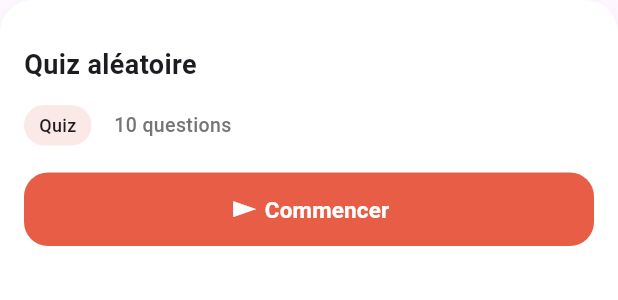
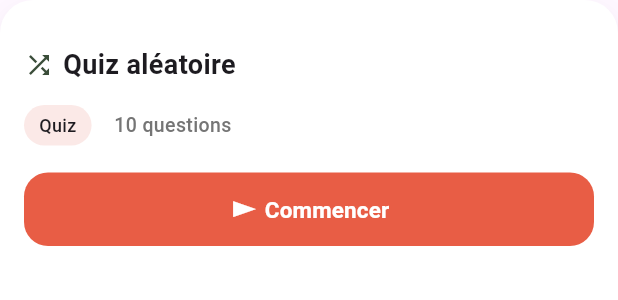
Before and after one commit to Morgane03/Flutter_Quiz, a Flutter app: the QuizThemeCard widget shown alone on an empty page, opened directly, on a phone screen of 412 x 824 dp. Shown: the top 300 px of the screen. Run offline on Flutter 3.47's test engine with Material 3 defaults, Android fonts, the phone set to English and light mode, and no system bars; our stand-ins replace flutter_dotenv, shared_preferences; accounts and stored records are empty; network calls fail.

Commit message:
Ajout icone theme quiz

```diff
--- /dev/null
+++ b/lib/helpers/theme_icon_helper.dart
@@ -0,0 +1,36 @@
+import 'package:flutter/material.dart';
+
+class ThemeIconHelper {
+  static IconData getIcon(String label) {
+    switch (label.toLowerCase()) {
+      case 'automobile':
+        return Icons.directions_car;
+
+      case 'culture g':
+        return Icons.public;
+
+      case 'film':
+        return Icons.movie;
+
+      case 'histoire':
+        return Icons.account_balance;
+
+      case 'informatique':
+        return Icons.computer;
+
+      case 'littérature':
+      case 'litterature':
+        return Icons.menu_book;
+
+      case 'manga':
+        return Icons.auto_stories;
+
+      case 'quiz aléatoire':
+      case 'quiz aleatoire':
+        return Icons.shuffle;
+
+      default:
+        return Icons.quiz;
+    }
+  }
+}
--- a/lib/widgets/quiz_theme_card.dart
+++ b/lib/widgets/quiz_theme_card.dart
@@ -1,6 +1,7 @@
 import 'package:flutter/material.dart';
 import '../models/quiz_theme.dart';
 import '../assets/const/color.dart';
+import '../helpers/theme_icon_helper.dart';
 
 class QuizThemeCard extends StatelessWidget {
   final QuizTheme theme;
@@ -29,12 +30,26 @@ class QuizThemeCard extends StatelessWidget {
         children: [
           const SizedBox(height: 14),
 
-          // 🔹 TITLE
-          Text(
-            theme.label,
-            style: const TextStyle(fontSize: 18, fontWeight: FontWeight.bold),
+          // info thème (icône + nom)
+          Row(
+            children: [
+              Icon(
+                ThemeIconHelper.getIcon(theme.label),
+                color: darkGreen,
+                size: 20,
+              ),
+
+              const SizedBox(width: 6),
+
+              Text(
+                theme.label,
+                style: const TextStyle(
+                  fontSize: 18,
+                  fontWeight: FontWeight.bold,
+                ),
+              ),
+            ],
           ),
-
           const SizedBox(height: 14),
 
           // info quiz (nombre de questions)
```
Also changed, not shown: 1 other file.
